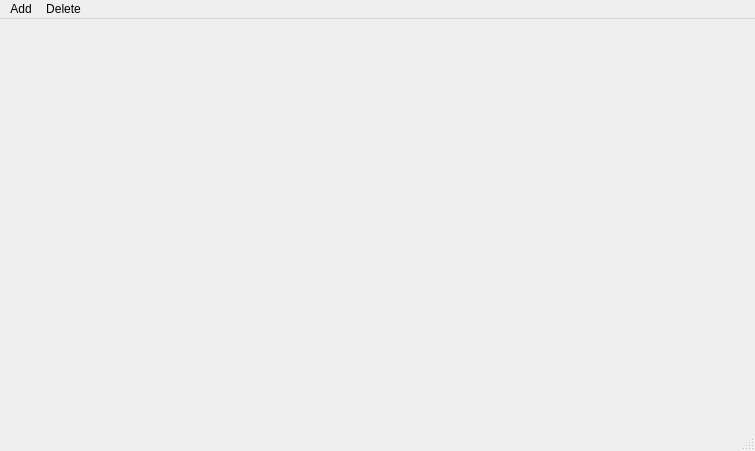
The window that MyProj/mainwindow.ui (shahabbadihi/airport_managementt) describes before a commit, drawn with Qt 5.
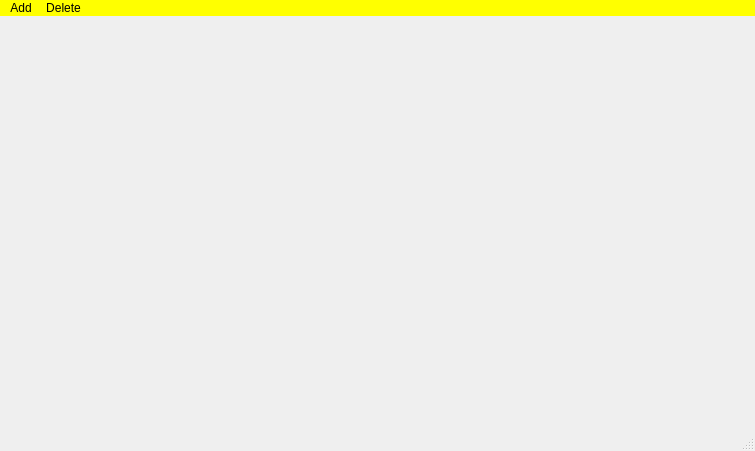
The same window after the commit.

What changed in the file:
```diff
--- a/MyProj/mainwindow.ui
+++ b/MyProj/mainwindow.ui
@@ -13,6 +13,41 @@
   <property name="windowTitle">
    <string>MainWindow</string>
   </property>
+  <property name="styleSheet">
+   <string notr="true">QMenu {
+    background-color: #ABABAB; /* sets background of the menu */
+    border: 1px solid black;
+}
+
+QMenu::item {
+    /* sets background of menu item. set this to something non-transparent
+        if you want menu color and menu item color to be different */
+    background-color: transparent;
+}
+
+QMenu::item:selected { /* when user selects item using mouse or keyboard */
+    background-color: #654321;
+}
+
+QMenuBar {
+    background-color: rgb(255, 255, 0);
+}
+
+QMenuBar::item {
+    spacing: 3px; /* spacing between menu bar items */
+    padding: 1px 4px;
+    background: transparent;
+    border-radius: 4px;
+}
+
+QMenuBar::item:selected { /* when selected using mouse or keyboard */
+    background: rgb(255, 170, 0);
+}
+
+QMenuBar::item:pressed {
+    background: rgb(232, 255, 25);
+}</string>
+  </property>
   <widget class="QWidget" name="centralwidget">
    <layout class="QHBoxLayout" name="horizontalLayout"/>
   </widget>
@@ -22,7 +57,7 @@
      <x>0</x>
      <y>0</y>
      <width>755</width>
-     <height>21</height>
+     <height>18</height>
     </rect>
    </property>
    <widget class="QMenu" name="menuFile">
```
